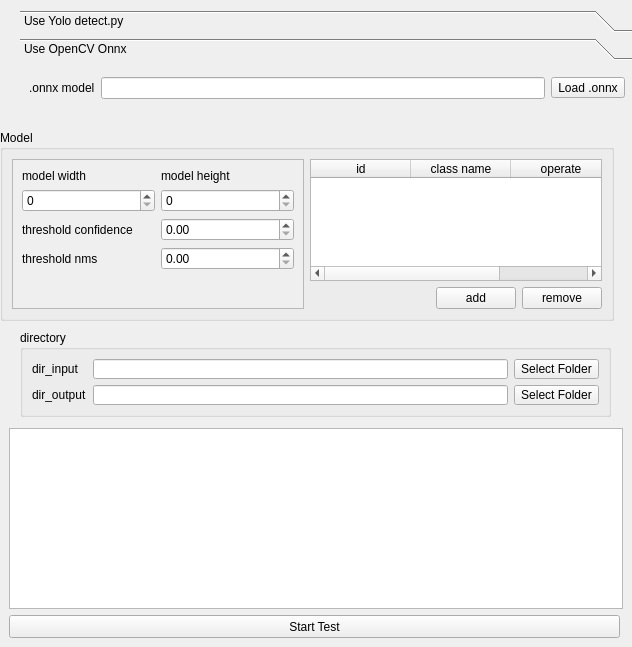
Before: the Qt Designer form src/WidgetTest/widgettest.ui in MRsoymilk/MyYolo, drawn with Qt 5.
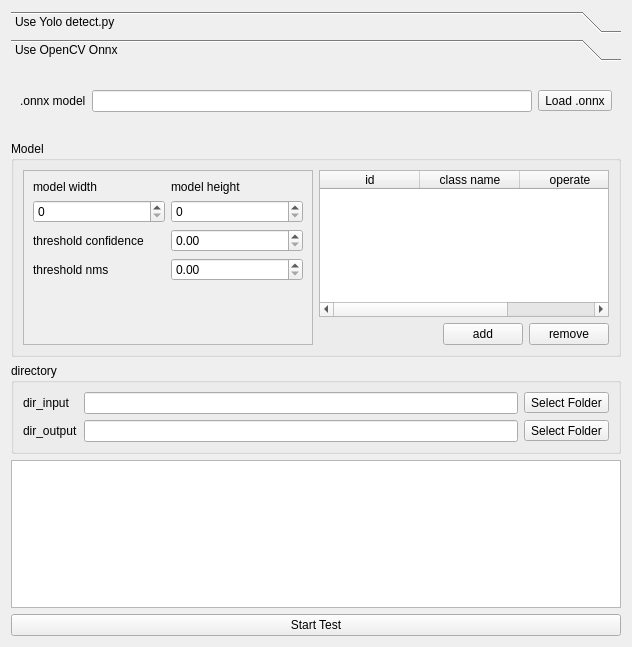
After: the same form once the commit is applied. The open tabs and pages were chosen to show the change.

```diff
--- a/src/WidgetTest/widgettest.ui
+++ b/src/WidgetTest/widgettest.ui
@@ -13,38 +13,9 @@
   <property name="windowTitle">
    <string>Form</string>
   </property>
-  <widget class="QTextEdit" name="txtEditLog">
-   <property name="geometry">
-    <rect>
-     <x>9</x>
-     <y>428</y>
-     <width>614</width>
-     <height>181</height>
-    </rect>
-   </property>
-  </widget>
-  <widget class="QPushButton" name="btnStartTest">
-   <property name="geometry">
-    <rect>
-     <x>9</x>
-     <y>615</y>
-     <width>611</width>
-     <height>23</height>
-    </rect>
-   </property>
-   <property name="text">
-    <string>Start Test</string>
-   </property>
-  </widget>
+  <layout class="QGridLayout" name="gridLayout_5">
+   <item row="0" column="0">
   <widget class="QToolBox" name="toolBoxModel">
-   <property name="geometry">
-    <rect>
-     <x>20</x>
-     <y>10</y>
-     <width>614</width>
-     <height>101</height>
-    </rect>
-   </property>
    <property name="frameShadow">
     <enum>QFrame::Shadow::Raised</enum>
    </property>
@@ -92,8 +63,8 @@
      <rect>
       <x>0</x>
       <y>0</y>
-      <width>231</width>
-      <height>41</height>
+        <width>194</width>
+        <height>42</height>
      </rect>
     </property>
     <attribute name="label">
@@ -124,72 +95,9 @@
     </layout>
    </widget>
   </widget>
-  <widget class="QGroupBox" name="groupBox">
-   <property name="geometry">
-    <rect>
-     <x>20</x>
-     <y>330</y>
-     <width>591</width>
-     <height>87</height>
-    </rect>
-   </property>
-   <property name="title">
-    <string>directory</string>
-   </property>
-   <layout class="QFormLayout" name="formLayout">
-    <item row="0" column="0">
-     <widget class="QLabel" name="labelDirInput">
-      <property name="text">
-       <string>dir_input</string>
-      </property>
-     </widget>
-    </item>
-    <item row="0" column="1">
-     <layout class="QHBoxLayout" name="hLayDirInput">
-      <item>
-       <widget class="QLineEdit" name="lEditDirInput"/>
-      </item>
-      <item>
-       <widget class="QToolButton" name="tBtnDirInput">
-        <property name="text">
-         <string>Select Folder</string>
-        </property>
-       </widget>
-      </item>
-     </layout>
     </item>
     <item row="1" column="0">
-     <widget class="QLabel" name="labelDirOutput">
-      <property name="text">
-       <string>dir_output</string>
-      </property>
-     </widget>
-    </item>
-    <item row="1" column="1">
-     <layout class="QHBoxLayout" name="hLayDirOutput">
-      <item>
-       <widget class="QLineEdit" name="lEditDirOutput"/>
-      </item>
-      <item>
-       <widget class="QToolButton" name="tBtnDirOutput">
-        <property name="text">
-         <string>Select Folder</string>
-        </property>
-       </widget>
-      </item>
-     </layout>
-    </item>
-   </layout>
-  </widget>
   <widget class="QGroupBox" name="groupModel">
-   <property name="geometry">
-    <rect>
-     <x>0</x>
-     <y>130</y>
-     <width>614</width>
-     <height>191</height>
-    </rect>
-   </property>
    <property name="title">
     <string>Model</string>
    </property>
@@ -258,8 +166,8 @@
         <rect>
          <x>0</x>
          <y>0</y>
-         <width>292</width>
-         <height>154</height>
+           <width>290</width>
+           <height>175</height>
         </rect>
        </property>
        <layout class="QGridLayout" name="gridLayout_3">
@@ -330,6 +238,69 @@
     </item>
    </layout>
   </widget>
+   </item>
+   <item row="2" column="0">
+    <widget class="QGroupBox" name="groupBox">
+     <property name="title">
+      <string>directory</string>
+     </property>
+     <layout class="QFormLayout" name="formLayout">
+      <item row="0" column="0">
+       <widget class="QLabel" name="labelDirInput">
+        <property name="text">
+         <string>dir_input</string>
+        </property>
+       </widget>
+      </item>
+      <item row="0" column="1">
+       <layout class="QHBoxLayout" name="hLayDirInput">
+        <item>
+         <widget class="QLineEdit" name="lEditDirInput"/>
+        </item>
+        <item>
+         <widget class="QToolButton" name="tBtnDirInput">
+          <property name="text">
+           <string>Select Folder</string>
+          </property>
+         </widget>
+        </item>
+       </layout>
+      </item>
+      <item row="1" column="0">
+       <widget class="QLabel" name="labelDirOutput">
+        <property name="text">
+         <string>dir_output</string>
+        </property>
+       </widget>
+      </item>
+      <item row="1" column="1">
+       <layout class="QHBoxLayout" name="hLayDirOutput">
+        <item>
+         <widget class="QLineEdit" name="lEditDirOutput"/>
+        </item>
+        <item>
+         <widget class="QToolButton" name="tBtnDirOutput">
+          <property name="text">
+           <string>Select Folder</string>
+          </property>
+         </widget>
+        </item>
+       </layout>
+      </item>
+     </layout>
+    </widget>
+   </item>
+   <item row="3" column="0">
+    <widget class="QTextEdit" name="txtEditLog"/>
+   </item>
+   <item row="4" column="0">
+    <widget class="QPushButton" name="btnStartTest">
+     <property name="text">
+      <string>Start Test</string>
+     </property>
+    </widget>
+   </item>
+  </layout>
  </widget>
  <resources/>
  <connections/>
```
Left out of the diff: 2 changed lines with no effect on the pictures. Lines whose indentation alone changed are shown as unchanged.
